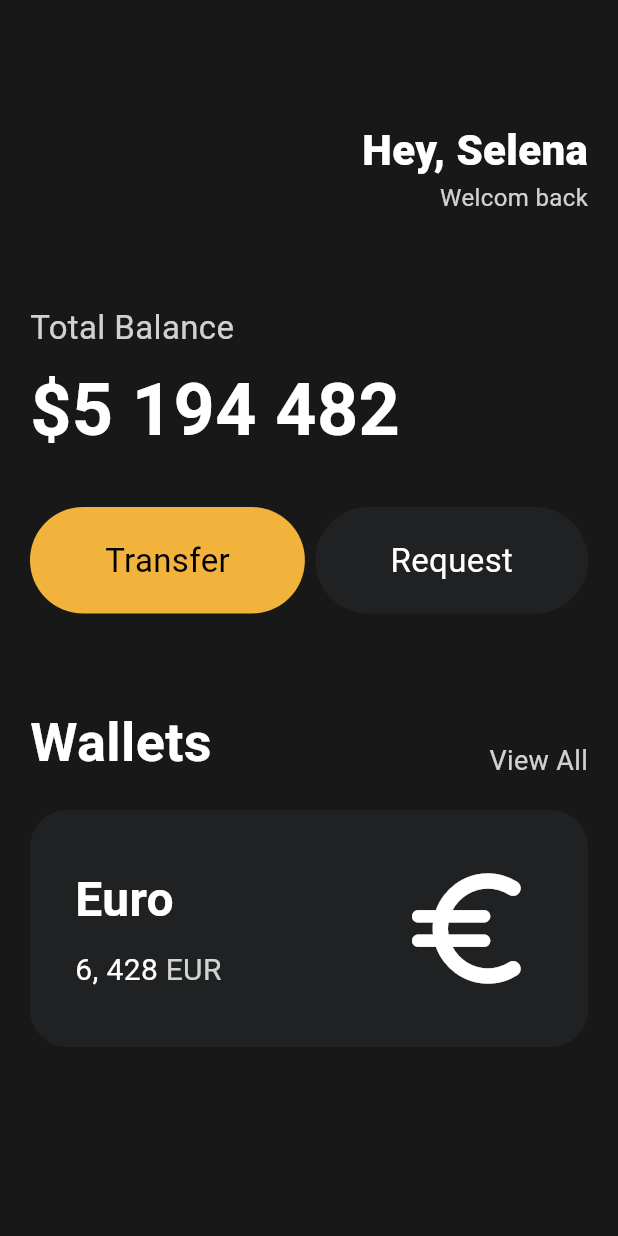
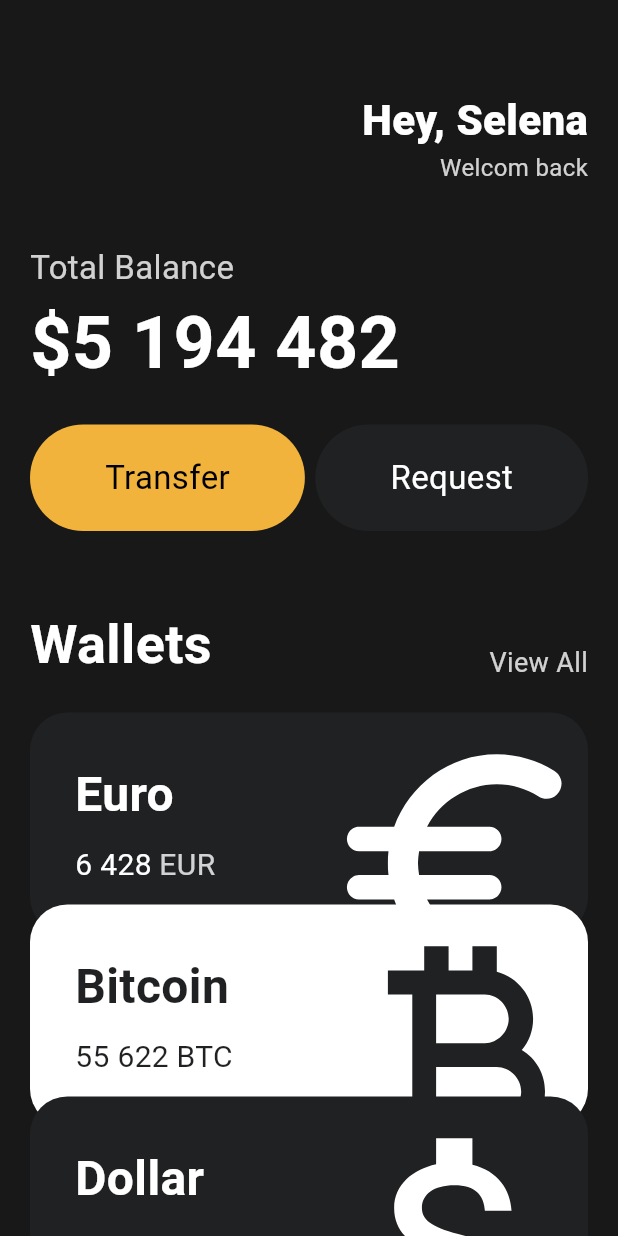
Before and after one commit to zuhii/flutter_app_first, a Flutter app: the screen it shows after launch, on a phone screen of 412 x 824 dp. Run offline on Flutter 3.47's test engine with Material 3 defaults, Android fonts, the phone set to English and light mode, and no system bars.

Commit message:
비트코인, 달러 카드 추가, 스크롤뷰 추가

```diff
--- a/lib/main.dart
+++ b/lib/main.dart
@@ -1,5 +1,7 @@
 import 'package:flutter/material.dart';
+import 'package:flutter/widgets.dart';
 import 'package:toonflix/widgets/Button.dart';
+import 'package:toonflix/widgets/currency_card.dart';
 
 void main() {
   runApp(const App());
@@ -13,13 +15,14 @@ class App extends StatelessWidget {
     return MaterialApp(
       home: Scaffold(
         backgroundColor: const Color(0xff181818),
-        body: Padding(
+        body: SingleChildScrollView(
+          child: Padding(
             padding: const EdgeInsets.symmetric(horizontal: 20),
             child: Column(
               crossAxisAlignment: CrossAxisAlignment.start,
               children: [
                 const SizedBox(
-                height: 80,
+                  height: 60,
                 ),
                 Row(
                   mainAxisAlignment: MainAxisAlignment.end,
@@ -47,7 +50,7 @@ class App extends StatelessWidget {
                   ],
                 ),
                 const SizedBox(
-                height: 60,
+                  height: 40,
                 ),
                 Text(
                   'Total Balance',
@@ -55,9 +58,6 @@ class App extends StatelessWidget {
                     fontSize: 22,
                     color: Colors.white.withOpacity(0.8),
                   ),
-              ),
-              const SizedBox(
-                height: 5,
                 ),
                 const Text(
                   '\$5 194 482',
@@ -68,7 +68,7 @@ class App extends StatelessWidget {
                   ),
                 ),
                 const SizedBox(
-                height: 30,
+                  height: 20,
                 ),
                 const Row(
                   mainAxisAlignment: MainAxisAlignment.spaceBetween,
@@ -86,7 +86,7 @@ class App extends StatelessWidget {
                   ],
                 ),
                 const SizedBox(
-                height: 60,
+                  height: 50,
                 ),
                 Row(
                   crossAxisAlignment: CrossAxisAlignment.end,
@@ -112,66 +112,39 @@ class App extends StatelessWidget {
                 const SizedBox(
                   height: 20,
                 ),
-              Container(
-                decoration: BoxDecoration(
-                  color: const Color(0xFF1F2123),
-                  borderRadius: BorderRadius.circular(25),
+                const CurrencyCard(
+                  name: 'Euro',
+                  code: "EUR",
+                  amount: '6 428',
+                  icon: Icons.euro_rounded,
+                  isInverted: false,
                 ),
-                child: Padding(
-                  padding: const EdgeInsets.all(30),
-                  child: Row(
-                    mainAxisAlignment: MainAxisAlignment.spaceBetween,
-                    children: [
-                      Column(
-                        crossAxisAlignment: CrossAxisAlignment.start,
-                        children: [
-                          const Text(
-                            'Euro',
-                            style: TextStyle(
-                              color: Colors.white,
-                              fontSize: 32,
-                              fontWeight: FontWeight.w600,
+                //TODO: Transform currency_card 위젯에 담기, order프로퍼티를 생성해서 1인경우 offset 0, 2는 -20, 3은 -40
+                Transform.translate(
+                  offset: const Offset(0, -20),
+                  child: const CurrencyCard(
+                    name: 'Bitcoin',
+                    code: "BTC",
+                    amount: '55 622',
+                    icon: Icons.currency_bitcoin,
+                    isInverted: true,
                   ),
                 ),
-                          const SizedBox(
-                            height: 10,
-                          ),
-                          Row(
-                            children: [
-                              const Text(
-                                '6, 428',
-                                style: TextStyle(
-                                  color: Colors.white,
-                                  fontSize: 20,
-                                ),
-                              ),
-                              const SizedBox(
-                                width: 5,
-                              ),
-                              Text(
-                                'EUR',
-                                style: TextStyle(
-                                  color: Colors.white.withOpacity(0.8),
-                                  fontSize: 20,
-                                ),
-                              ),
-                            ],
-                          ),
-                        ],
-                      ),
-                      const Icon(
-                        Icons.euro_rounded,
-                        color: Colors.white,
-                        size: 98,
-                      )
-                    ],
-                  ),
+                Transform.translate(
+                  offset: const Offset(0, -40),
+                  child: const CurrencyCard(
+                    name: 'Dollar',
+                    code: "USD",
+                    amount: '428',
+                    icon: Icons.attach_money_outlined,
+                    isInverted: false,
                   ),
                 ),
               ],
             ),
           ),
         ),
+      ),
     );
   }
 }
--- /dev/null
+++ b/lib/widgets/currency_card.dart
@@ -0,0 +1,87 @@
+import 'package:flutter/material.dart';
+
+class CurrencyCard extends StatelessWidget {
+  final String name, code, amount;
+  final IconData icon;
+  final bool isInverted;
+
+  final _blackColor = const Color(0xFF1F2123);
+
+  const CurrencyCard({
+    super.key,
+    required this.name,
+    required this.code,
+    required this.amount,
+    required this.icon,
+    required this.isInverted,
+  });
+
+  @override
+  Widget build(BuildContext context) {
+    return Container(
+      clipBehavior: Clip.hardEdge,
+      decoration: BoxDecoration(
+        color: isInverted ? Colors.white : _blackColor,
+        borderRadius: BorderRadius.circular(25),
+      ),
+      child: Padding(
+        padding: const EdgeInsets.all(30),
+        child: Row(
+          mainAxisAlignment: MainAxisAlignment.spaceBetween,
+          children: [
+            Column(
+              crossAxisAlignment: CrossAxisAlignment.start,
+              children: [
+                Text(
+                  name,
+                  style: TextStyle(
+                    color: isInverted ? _blackColor : Colors.white,
+                    fontSize: 32,
+                    fontWeight: FontWeight.w600,
+                  ),
+                ),
+                const SizedBox(
+                  height: 10,
+                ),
+                Row(
+                  children: [
+                    Text(
+                      amount,
+                      style: TextStyle(
+                        color: isInverted ? _blackColor : Colors.white,
+                        fontSize: 20,
+                      ),
+                    ),
+                    const SizedBox(
+                      width: 5,
+                    ),
+                    Text(
+                      code,
+                      style: TextStyle(
+                        color: isInverted
+                            ? _blackColor
+                            : Colors.white.withOpacity(0.8),
+                        fontSize: 20,
+                      ),
+                    ),
+                  ],
+                ),
+              ],
+            ),
+            Transform.scale(
+              scale: 2.2,
+              child: Transform.translate(
+                offset: const Offset(-5, 12),
+                child: Icon(
+                  icon,
+                  color: isInverted ? _blackColor : Colors.white,
+                  size: 88,
+                ),
+              ),
+            )
+          ],
+        ),
+      ),
+    );
+  }
+}
```
Also changed, not shown: pubspec.lock. Lines whose indentation alone changed are shown as unchanged.
